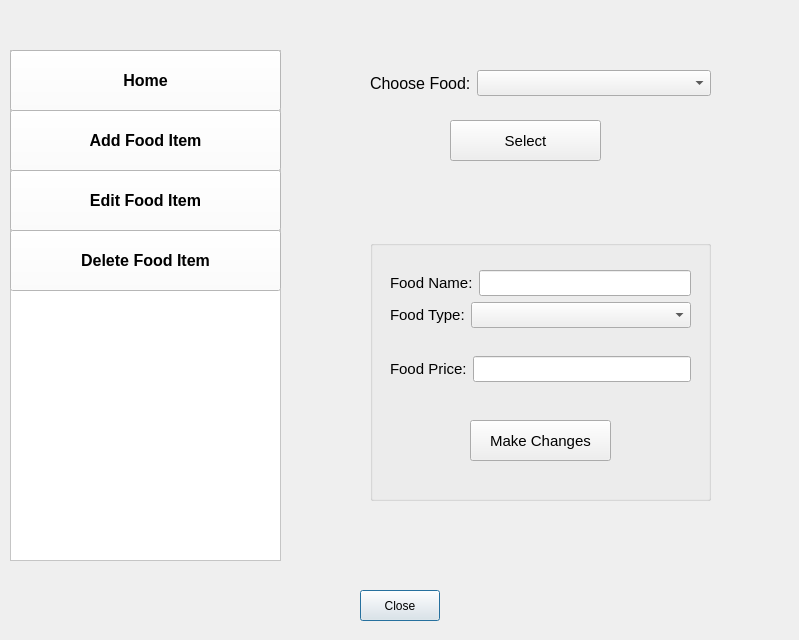
CallmeTeddyBear/Canteen-Management-System, file showfoodmenu.ui: the form before one commit.
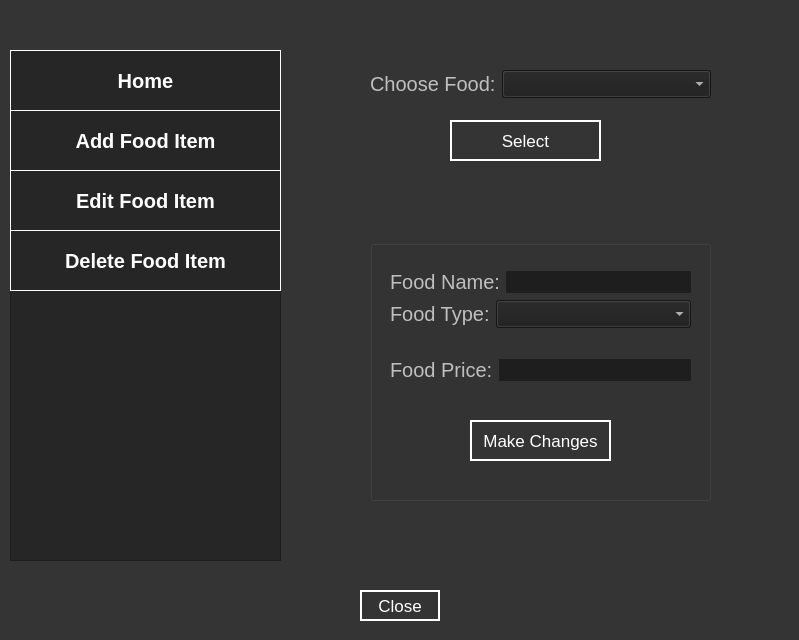
The form after the commit. The open tabs and pages were chosen to show the change.

Patch:
```diff
--- a/showfoodmenu.ui
+++ b/showfoodmenu.ui
@@ -25,6 +25,26 @@
   <property name="windowTitle">
    <string>Food Menu</string>
   </property>
+  <property name="styleSheet">
+   <string notr="true">QDialog
+{
+	background-color: rgb(52, 52, 52);
+}
+QPushButton
+{
+	
+	color: rgb(255, 255, 255);
+	font-size: 17px;
+	border: 2px solid rgb(255, 255, 255);
+	background-color: rgb(52, 52, 52);
+}
+QPushButton:hover
+{
+	color: rgb(52, 52, 52) ;
+	background-color: rgb(255, 255, 255);
+}
+</string>
+  </property>
   <widget class="QPushButton" name="pushButton_close">
    <property name="geometry">
     <rect>
@@ -48,7 +68,22 @@
     </rect>
    </property>
    <property name="styleSheet">
-    <string notr="true">background-color: rgb(255, 255, 255);</string>
+    <string notr="true">QFrame
+{
+	background-color: rgb(38, 38, 38);
+}
+QPushButton
+{
+	background-color: rgb(38, 38, 38);
+	color:rgb(255, 255, 255);
+	border: 1px solid white;	
+	font-size: 20px;
+}
+QPushButton:hover
+{
+	background-color: rgb(52, 52, 52);
+}
+</string>
    </property>
    <property name="frameShape">
     <enum>QFrame::StyledPanel</enum>
@@ -67,7 +102,7 @@
     </property>
     <property name="font">
      <font>
-      <pointsize>12</pointsize>
+      <pointsize>-1</pointsize>
       <weight>75</weight>
       <bold>true</bold>
      </font>
@@ -87,7 +122,7 @@
     </property>
     <property name="font">
      <font>
-      <pointsize>12</pointsize>
+      <pointsize>-1</pointsize>
       <weight>75</weight>
       <bold>true</bold>
      </font>
@@ -107,7 +142,7 @@
     </property>
     <property name="font">
      <font>
-      <pointsize>12</pointsize>
+      <pointsize>-1</pointsize>
       <weight>75</weight>
       <bold>true</bold>
      </font>
@@ -127,7 +162,7 @@
     </property>
     <property name="font">
      <font>
-      <pointsize>12</pointsize>
+      <pointsize>-1</pointsize>
       <weight>75</weight>
       <bold>true</bold>
      </font>
@@ -146,6 +181,58 @@
      <height>561</height>
     </rect>
    </property>
+   <property name="styleSheet">
+    <string notr="true">QLabel
+{
+	font-size: 20px;
+	color: rgb(191, 191, 191);
+}
+QLineEdit
+{	
+	color: rgb(255, 255, 255);
+	border-style: solid;
+	background-color: rgb(30, 30, 30);
+	font-size: 17px;
+}
+QComboBox
+{
+	color: rgb(255, 255, 255);
+	background-color: rgb(30, 30, 30);
+	font-size: 17px;
+}
+QComboBox:hover
+{
+	background-color: rgb(0, 0, 0);
+}
+QComboBox QAbstractItemView
+{
+	background-color: rgb(52, 52, 52);
+	color: rgb(255, 255, 255);
+}
+QTableView
+{
+	border: 1px solid gray;
+	background-color: rgb(52, 52, 52);
+	alternate-background-color: rgb(88, 88, 88);
+	color: rgb(255, 255, 255);
+	font: 17px;
+	gridline-color: gray;
+}
+QHeaderView
+{
+	background-color: rgb(52, 52, 52);
+}
+QHeaderView::section
+{
+	background-color: rgb(52, 52, 52);	
+	color: rgb(255, 255, 255);
+	font: bold;
+}
+QTableView QTableCornerButton::section 
+{
+	background-color: rgb(52, 52, 52);	
+}</string>
+   </property>
    <property name="currentIndex">
     <number>2</number>
    </property>
@@ -301,7 +388,7 @@
      </property>
      <property name="font">
       <font>
-       <pointsize>11</pointsize>
+       <pointsize>-1</pointsize>
       </font>
      </property>
      <property name="text">
@@ -331,14 +418,14 @@
       </property>
       <property name="font">
        <font>
-        <pointsize>11</pointsize>
+        <pointsize>-1</pointsize>
        </font>
       </property>
       <property name="text">
        <string>Make Changes</string>
       </property>
      </widget>
-     <widget class="QWidget" name="">
+     <widget class="QWidget" name="layoutWidget">
       <property name="geometry">
        <rect>
         <x>20</x>
@@ -354,7 +441,7 @@
           <widget class="QLabel" name="label_foodName_3">
            <property name="font">
             <font>
-             <pointsize>11</pointsize>
+             <pointsize>-1</pointsize>
             </font>
            </property>
            <property name="text">
@@ -366,7 +453,7 @@
           <widget class="QLineEdit" name="lineEdit_showFoodName">
            <property name="font">
             <font>
-             <pointsize>11</pointsize>
+             <pointsize>-1</pointsize>
             </font>
            </property>
           </widget>
@@ -379,7 +466,7 @@
           <widget class="QLabel" name="label_foodType_2">
            <property name="font">
             <font>
-             <pointsize>11</pointsize>
+             <pointsize>-1</pointsize>
             </font>
            </property>
            <property name="text">
@@ -391,7 +478,7 @@
           <widget class="QComboBox" name="comboBox_showFoodType">
            <property name="font">
             <font>
-             <pointsize>11</pointsize>
+             <pointsize>-1</pointsize>
             </font>
            </property>
           </widget>
@@ -404,7 +491,7 @@
           <widget class="QLabel" name="label_foodPrice_2">
            <property name="font">
             <font>
-             <pointsize>11</pointsize>
+             <pointsize>-1</pointsize>
             </font>
            </property>
            <property name="text">
@@ -416,7 +503,7 @@
           <widget class="QLineEdit" name="lineEdit_showFoodPrice">
            <property name="font">
             <font>
-             <pointsize>11</pointsize>
+             <pointsize>-1</pointsize>
             </font>
            </property>
           </widget>
@@ -426,7 +513,7 @@
       </layout>
      </widget>
     </widget>
-    <widget class="QWidget" name="">
+    <widget class="QWidget" name="layoutWidget">
      <property name="geometry">
       <rect>
        <x>60</x>
@@ -440,7 +527,7 @@
        <widget class="QLabel" name="label">
         <property name="font">
          <font>
-          <pointsize>12</pointsize>
+          <pointsize>-1</pointsize>
          </font>
         </property>
         <property name="text">
@@ -452,7 +539,7 @@
        <widget class="QComboBox" name="comboBox_foodName_edit">
         <property name="font">
          <font>
-          <pointsize>11</pointsize>
+          <pointsize>-1</pointsize>
          </font>
         </property>
        </widget>
```
Left out of the diff: 24 changed lines with no effect on the pictures.
